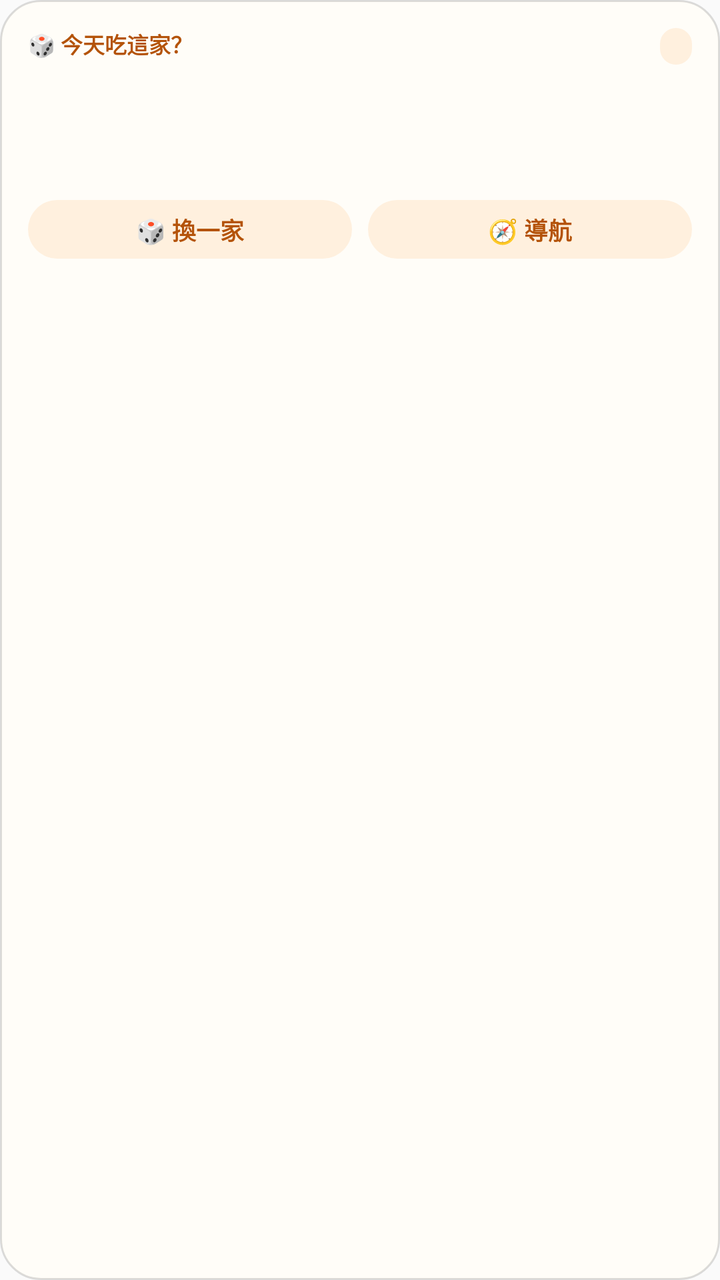
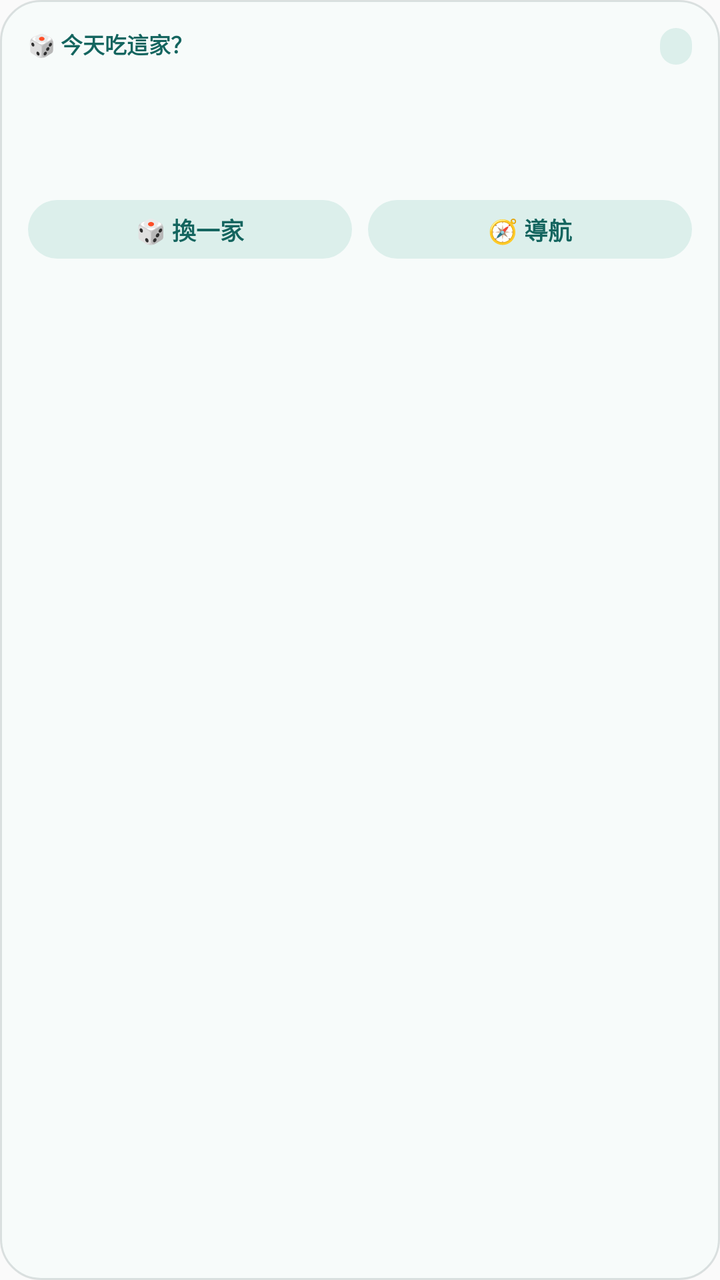

An Android layout rendered at two revisions. The XML below is the earlier revision; the diff shows what the commit changed to produce the second picture.
<!-- AndroidManifest.xml: application theme AppTheme -->
<!-- res/layout/widget_random_food.xml -->
<?xml version="1.0" encoding="utf-8"?>
<FrameLayout xmlns:android="http://schemas.android.com/apk/res/android"
    android:id="@+id/widget_food_root"
    android:layout_width="match_parent"
    android:layout_height="match_parent"
    android:background="@drawable/widget_bg"
    android:padding="14dp">

    
    <ViewFlipper
        android:id="@+id/widget_food_flipper"
        android:layout_width="match_parent"
        android:layout_height="match_parent"
        android:autoStart="true"
        android:flipInterval="140"
        android:visibility="gone">

        <TextView style="@style/WidgetDiceFace" android:text="⚀" />
        <TextView style="@style/WidgetDiceFace" android:text="⚂" />
        <TextView style="@style/WidgetDiceFace" android:text="⚄" />
        <TextView style="@style/WidgetDiceFace" android:text="⚁" />
        <TextView style="@style/WidgetDiceFace" android:text="⚅" />
        <TextView style="@style/WidgetDiceFace" android:text="⚃" />
    </ViewFlipper>

    
    <LinearLayout
        android:id="@+id/widget_food_main"
        android:layout_width="match_parent"
        android:layout_height="match_parent"
        android:orientation="vertical">

        <LinearLayout
            android:layout_width="match_parent"
            android:layout_height="wrap_content"
            android:orientation="horizontal"
            android:baselineAligned="false">

            <TextView
                android:layout_width="0dp"
                android:layout_weight="1"
                android:layout_height="wrap_content"
                android:text="@string/widget_food_title"
                android:textSize="11sp"
                android:textColor="#B45309"
                android:textStyle="bold" />

            
            <TextView
                android:id="@+id/widget_food_region"
                android:layout_width="wrap_content"
                android:layout_height="wrap_content"
                android:background="@drawable/widget_btn_bg"
                android:paddingStart="8dp"
                android:paddingEnd="8dp"
                android:paddingTop="2dp"
                android:paddingBottom="2dp"
                android:maxWidth="120dp"
                android:maxLines="1"
                android:ellipsize="end"
                android:textSize="10.5sp"
                android:textStyle="bold"
                android:textColor="#B45309" />
        </LinearLayout>

        
        <TextView
            android:id="@+id/widget_food_empty"
            android:layout_width="match_parent"
            android:layout_height="0dp"
            android:layout_weight="1"
            android:gravity="center"
            android:text="@string/widget_food_empty"
            android:textSize="13sp"
            android:textColor="#888888"
            android:visibility="gone" />

        <LinearLayout
            android:id="@+id/widget_food_content"
            android:layout_width="match_parent"
            android:layout_height="match_parent"
            android:orientation="vertical">

            <TextView
                android:id="@+id/widget_food_name"
                android:layout_width="match_parent"
                android:layout_height="wrap_content"
                android:layout_marginTop="3dp"
                android:textSize="17sp"
                android:textStyle="bold"
                android:textColor="#1F2937"
                android:maxLines="1"
                android:ellipsize="end" />

            <TextView
                android:id="@+id/widget_food_meta"
                android:layout_width="match_parent"
                android:layout_height="wrap_content"
                android:layout_marginTop="2dp"
                android:textSize="12sp"
                android:textColor="#6B7280"
                android:maxLines="1"
                android:ellipsize="end" />

            <TextView
                android:id="@+id/widget_food_address"
                android:layout_width="match_parent"
                android:layout_height="wrap_content"
                android:layout_marginTop="1dp"
                android:textSize="11sp"
                android:textColor="#9CA3AF"
                android:maxLines="1"
                android:ellipsize="end" />

            <LinearLayout
                android:layout_width="match_parent"
                android:layout_height="wrap_content"
                android:layout_marginTop="8dp"
                android:orientation="horizontal">

                <TextView
                    android:id="@+id/widget_food_shuffle"
                    android:layout_width="0dp"
                    android:layout_weight="1"
                    android:layout_height="wrap_content"
                    android:gravity="center"
                    android:paddingTop="6dp"
                    android:paddingBottom="6dp"
                    android:background="@drawable/widget_btn_bg"
                    android:text="@string/widget_food_shuffle"
                    android:textSize="12sp"
                    android:textStyle="bold"
                    android:textColor="#B45309" />

                <TextView
                    android:id="@+id/widget_food_maps"
                    android:layout_width="0dp"
                    android:layout_weight="1"
                    android:layout_height="wrap_content"
                    android:layout_marginStart="8dp"
                    android:gravity="center"
                    android:paddingTop="6dp"
                    android:paddingBottom="6dp"
                    android:background="@drawable/widget_btn_bg"
                    android:text="@string/widget_food_maps"
                    android:textSize="12sp"
                    android:textStyle="bold"
                    android:textColor="#B45309" />
            </LinearLayout>
        </LinearLayout>
    </LinearLayout>
</FrameLayout>
<!-- resources referenced by this layout -->
<resources>
  <!-- drawable widget_bg (drawable) -->
  <?xml version="1.0" encoding="utf-8"?>
  <shape xmlns:android="http://schemas.android.com/apk/res/android" android:shape="rectangle">
      <solid android:color="#FFFFFDF8" />
      <corners android:radius="20dp" />
      <stroke android:width="1dp" android:color="#22000000" />
  </shape>
  <!-- drawable widget_btn_bg (drawable) -->
  <?xml version="1.0" encoding="utf-8"?>
  <shape xmlns:android="http://schemas.android.com/apk/res/android" android:shape="rectangle">
      <solid android:color="#FFFFF0DE" />
      <corners android:radius="999dp" />
  </shape>
  <string name="widget_food_empty">口袋名單還是空的\n打開 App 收藏幾家吧 🍜</string>
  <string name="widget_food_maps">🧭 導航</string>
  <string name="widget_food_shuffle">🎲 換一家</string>
  <string name="widget_food_title">🎲 今天吃這家？</string>
  <style name="WidgetDiceFace">
          <item name="android:layout_width">match_parent</item>
          <item name="android:layout_height">match_parent</item>
          <item name="android:gravity">center</item>
          <item name="android:textSize">44sp</item>
          <item name="android:textColor">#B45309</item>
      </style>
  <style name="AppTheme" parent="Theme.AppCompat.Light.DarkActionBar">
          
          <item name="colorPrimary">@color/colorPrimary</item>
          <item name="colorPrimaryDark">@color/colorPrimaryDark</item>
          <item name="colorAccent">@color/colorAccent</item>
      </style>
</resources>

<!-- the commit's change to res/layout/widget_random_food.xml (unified diff, before → after) -->
@@ -42,7 +42,7 @@
                 android:layout_height="wrap_content"
                 android:text="@string/widget_food_title"
                 android:textSize="11sp"
-                android:textColor="#B45309"
+                android:textColor="@color/celadon"
                 android:textStyle="bold" />
 
             
@@ -60,7 +60,7 @@
                 android:ellipsize="end"
                 android:textSize="10.5sp"
                 android:textStyle="bold"
-                android:textColor="#B45309" />
+                android:textColor="@color/celadon" />
         </LinearLayout>
 
         
@@ -72,7 +72,7 @@
             android:gravity="center"
             android:text="@string/widget_food_empty"
             android:textSize="13sp"
-            android:textColor="#888888"
+            android:textColor="@color/ink_faint"
             android:visibility="gone" />
 
         <LinearLayout
@@ -88,7 +88,7 @@
                 android:layout_marginTop="3dp"
                 android:textSize="17sp"
                 android:textStyle="bold"
-                android:textColor="#1F2937"
+                android:textColor="@color/ink"
                 android:maxLines="1"
                 android:ellipsize="end" />
 
@@ -98,7 +98,7 @@
                 android:layout_height="wrap_content"
                 android:layout_marginTop="2dp"
                 android:textSize="12sp"
-                android:textColor="#6B7280"
+                android:textColor="@color/ink_dim"
                 android:maxLines="1"
                 android:ellipsize="end" />
 
@@ -108,7 +108,7 @@
                 android:layout_height="wrap_content"
                 android:layout_marginTop="1dp"
                 android:textSize="11sp"
-                android:textColor="#9CA3AF"
+                android:textColor="@color/ink_faint"
                 android:maxLines="1"
                 android:ellipsize="end" />
 
@@ -130,7 +130,7 @@
                     android:text="@string/widget_food_shuffle"
                     android:textSize="12sp"
                     android:textStyle="bold"
-                    android:textColor="#B45309" />
+                    android:textColor="@color/celadon" />
 
                 <TextView
                     android:id="@+id/widget_food_maps"
@@ -145,7 +145,7 @@
                     android:text="@string/widget_food_maps"
                     android:textSize="12sp"
                     android:textStyle="bold"
-                    android:textColor="#B45309" />
+                    android:textColor="@color/celadon" />
             </LinearLayout>
         </LinearLayout>
     </LinearLayout>
<!-- resource entries referenced after the edit -->
@@ -1,16 +1,20 @@
 <!-- resources referenced by this layout -->
 <resources>
+  <color name="celadon">#14655F</color>
+  <color name="ink">#123330</color>
+  <color name="ink_dim">#5A7C77</color>
+  <color name="ink_faint">#8AA8A3</color>
   <!-- drawable widget_bg (drawable) -->
   <?xml version="1.0" encoding="utf-8"?>
   <shape xmlns:android="http://schemas.android.com/apk/res/android" android:shape="rectangle">
-      <solid android:color="#FFFFFDF8" />
+      <solid android:color="@color/porcelain" />
       <corners android:radius="20dp" />
-      <stroke android:width="1dp" android:color="#22000000" />
+      <stroke android:width="1dp" android:color="@color/hairline" />
   </shape>
   <!-- drawable widget_btn_bg (drawable) -->
   <?xml version="1.0" encoding="utf-8"?>
   <shape xmlns:android="http://schemas.android.com/apk/res/android" android:shape="rectangle">
-      <solid android:color="#FFFFF0DE" />
+      <solid android:color="@color/celadon_soft" />
       <corners android:radius="999dp" />
   </shape>
   <string name="widget_food_empty">口袋名單還是空的\n打開 App 收藏幾家吧 🍜</string>
@@ -22,7 +26,7 @@
           <item name="android:layout_height">match_parent</item>
           <item name="android:gravity">center</item>
           <item name="android:textSize">44sp</item>
-          <item name="android:textColor">#B45309</item>
+          <item name="android:textColor">@color/celadon_mid</item>
       </style>
   <style name="AppTheme" parent="Theme.AppCompat.Light.DarkActionBar">
           
@@ -30,5 +34,9 @@
           <item name="colorPrimaryDark">@color/colorPrimaryDark</item>
           <item name="colorAccent">@color/colorAccent</item>
       </style>
+  <color name="porcelain">#FFF7FBFA</color>
+  <color name="hairline">#22123330</color>
+  <color name="celadon_soft">#FFDCEFEB</color>
+  <color name="celadon_mid">#1F8A83</color>
 </resources>
 
